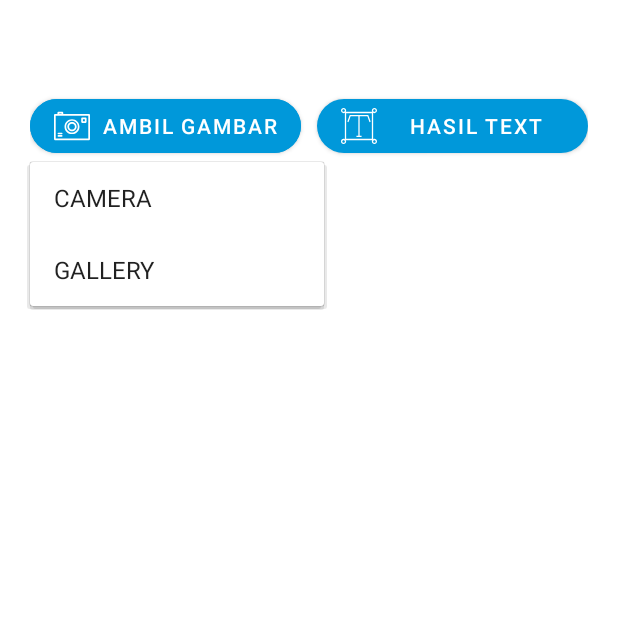
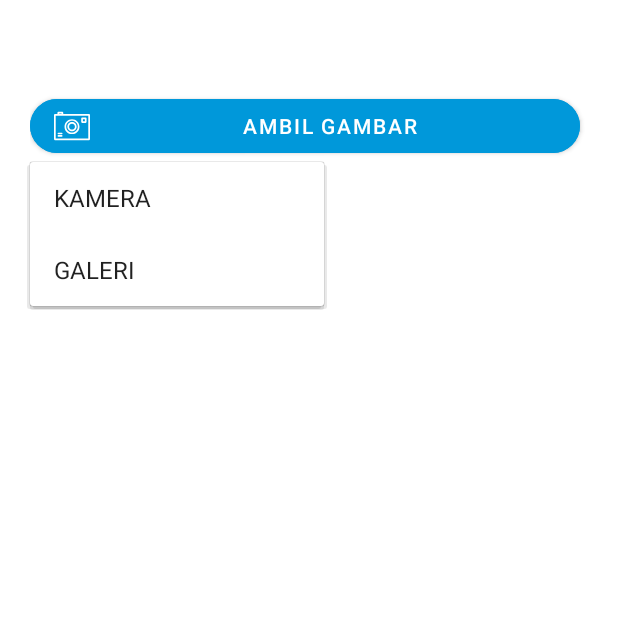
Before and after one commit to faiz5437/textRecognizer, an Android app: the MainActivity screen opened directly, with no data from a screen before it, after a tap on "AMBIL GAMBAR", on a phone screen of 412 x 824 dp, the top half of it. Run offline under Robolectric (Android 15) with nearby library versions, the phone set to English and light mode, and no system bars; libraries missing offline, so code that uses them is left out: com.google.mlkit.vision; Roboto replaces fonts that are not available here; 1 statement that could not run was skipped.

Commit message:
add function visibility btn text recognized

```diff
--- a/app/src/main/java/com/ars/textrecognizer/MainActivity.java
+++ b/app/src/main/java/com/ars/textrecognizer/MainActivity.java
@@ -94,18 +94,19 @@ public class MainActivity extends AppCompatActivity {
             @Override
             public void onClick(View view) {
                 showInputImageDialog();
+
                 lyEt.setVisibility(View.INVISIBLE);
             }
-
-
         });
 
         reconizeTextBtn.setOnClickListener(new View.OnClickListener() {
             @Override
             public void onClick(View view) {
                 if (imageUri == null){
-                    Toast.makeText(MainActivity.this, "Silahkan Pilih Gambar Terlebih Dahulu", Toast.LENGTH_SHORT).show();
+                    Toast.makeText(MainActivity.this, "Silahkan Pilih Gambar Terlebih Dahulu",
+                            Toast.LENGTH_SHORT).show();
                 }else {
+
                     recognizeTextFromImage();
                     lyEt.setVisibility(View.VISIBLE);
                 }
@@ -128,7 +129,6 @@ public class MainActivity extends AppCompatActivity {
                         @Override
                         public void onSuccess(Text text) {
                             progressDialog.dismiss();
-
                             String recognizedText = text.getText();
                             Log.d(TAG, "onSuccess: recognizedText: "+recognizedText);
                             recognizedTextEdit.setText(recognizedText);
@@ -138,7 +138,8 @@ public class MainActivity extends AppCompatActivity {
                         @Override
                         public void onFailure(@NonNull Exception e) {
                             Log.e(TAG, "onFailure: ", e);
-                            Toast.makeText(MainActivity.this, "Failed Recognizeing Text Due To "+e.getMessage(), Toast.LENGTH_SHORT).show();
+                            Toast.makeText(MainActivity.this, "Failed Recognizeing Text Due To "+e.getMessage(),
+                                    Toast.LENGTH_SHORT).show();
                         }
                     });
 
@@ -146,15 +147,16 @@ public class MainActivity extends AppCompatActivity {
         } catch (IOException e) {
             progressDialog.dismiss();
             Log.e(TAG, "recognizeTextFromImage: ", e);
-            Toast.makeText(this, "Failed Preparing Image Due To "+e.getMessage(), Toast.LENGTH_SHORT).show();
+            Toast.makeText(this, "Failed Preparing Image Due To "+e.getMessage(),
+                    Toast.LENGTH_SHORT).show();
         }
     }
 
     private void showInputImageDialog() {
         PopupMenu popupMenu = new PopupMenu(this, inputImageBtn);
 
-        popupMenu.getMenu().add(Menu.NONE, 1, 1,"CAMERA");
-        popupMenu.getMenu().add(Menu.NONE, 2, 2,"GALLERY");
+        popupMenu.getMenu().add(Menu.NONE, 1, 1,"KAMERA");
+        popupMenu.getMenu().add(Menu.NONE, 2, 2,"GALERI");
 
         popupMenu.show();
 
@@ -212,6 +214,8 @@ public class MainActivity extends AppCompatActivity {
                         // set ke imageviw
                         ly.setVisibility(View.VISIBLE);
                         imageView.setImageURI(imageUri);
+                        reconizeTextBtn.setVisibility(View.VISIBLE);
+
                     }else{
                         Log.d(TAG, "galeryOnActivityResult: cancelled");
                         Toast.makeText(MainActivity.this, "Gagal Mengambil Gambar", Toast.LENGTH_SHORT).show();
@@ -247,6 +251,8 @@ public class MainActivity extends AppCompatActivity {
                         Log.d(TAG, "onActivityResult: imageUri: " + imageUri);
                         ly.setVisibility(View.VISIBLE);
                         imageView.setImageURI(imageUri);
+                        reconizeTextBtn.setVisibility(View.VISIBLE);
+
 
                     }else{
                         Log.d(TAG, "cameraOnActivityResult: cancelled");
--- a/app/src/main/java/com/ars/textrecognizer/StartingPage.java
+++ b/app/src/main/java/com/ars/textrecognizer/StartingPage.java
@@ -2,6 +2,7 @@ package com.ars.textrecognizer;
 
 import androidx.appcompat.app.AppCompatActivity;
 
+import android.annotation.SuppressLint;
 import android.content.Intent;
 import android.media.Image;
 import android.os.Build;
@@ -11,21 +12,32 @@ import android.view.Window;
 import android.view.WindowManager;
 import android.widget.ImageView;
 
+import com.google.android.material.imageview.ShapeableImageView;
+
 public class StartingPage extends AppCompatActivity {
+    private ShapeableImageView btnInfo;
 
     private ImageView imgbtn;
+    @SuppressLint("MissingInflatedId")
     @Override
     protected void onCreate(Bundle savedInstanceState) {
         super.onCreate(savedInstanceState);
         if (Build.VERSION.SDK_INT >= Build.VERSION_CODES.KITKAT) {
             Window w = getWindow();
-            w.setFlags(WindowManager.LayoutParams.FLAG_LAYOUT_NO_LIMITS, WindowManager.LayoutParams.FLAG_ALLOW_LOCK_WHILE_SCREEN_ON);
+            w.setFlags(WindowManager.LayoutParams.FLAG_LAYOUT_NO_LIMITS,
+                       WindowManager.LayoutParams.FLAG_ALLOW_LOCK_WHILE_SCREEN_ON);
         }
         setContentView(R.layout.activity_starting_page);
 
-
+        btnInfo = findViewById(R.id.btn_info);
         imgbtn = findViewById(R.id.image_btn);
 
+        btnInfo.setOnClickListener(new View.OnClickListener() {
+            @Override
+            public void onClick(View view) {
+
+            }
+        });
         imgbtn.setOnClickListener(new View.OnClickListener() {
             @Override
             public void onClick(View view) {
@@ -34,5 +46,6 @@ public class StartingPage extends AppCompatActivity {
             }
         });
 
+
     }
 }
--- /dev/null
+++ b/app/src/main/res/drawable/ic_baseline_content_copy_24.xml
@@ -0,0 +1,5 @@
+<vector android:height="24dp" android:tint="#0098DA"
+    android:viewportHeight="24" android:viewportWidth="24"
+    android:width="24dp" xmlns:android="http://schemas.android.com/apk/res/android">
+    <path android:fillColor="@android:color/white" android:pathData="M16,1L4,1c-1.1,0 -2,0.9 -2,2v14h2L4,3h12L16,1zM19,5L8,5c-1.1,0 -2,0.9 -2,2v14c0,1.1 0.9,2 2,2h11c1.1,0 2,-0.9 2,-2L21,7c0,-1.1 -0.9,-2 -2,-2zM19,21L8,21L8,7h11v14z"/>
+</vector>
--- a/app/src/main/res/layout/activity_main.xml
+++ b/app/src/main/res/layout/activity_main.xml
@@ -28,6 +28,7 @@
         android:layout_height="match_parent"/>
 
         <com.google.android.material.button.MaterialButton
+            android:visibility="gone"
             android:id="@+id/recognizedTextBtn"
             android:layout_width="match_parent"
             android:layout_height="match_parent"
@@ -62,12 +63,28 @@
             android:layout_width="match_parent"
             android:layout_height="wrap_content"
             android:orientation="vertical">
-        <TextView
-            style="@style/TextAppearance.MaterialComponents.Headline6"
+        <LinearLayout
             android:layout_width="match_parent"
             android:layout_height="wrap_content"
-            android:text="Hasil Recogninze :"
-            android:layout_marginTop="20dp"/>
+            android:layout_marginTop="10dp"
+            android:orientation="horizontal">
+            <TextView
+                style="@style/TextAppearance.MaterialComponents.Headline6"
+                android:layout_width="wrap_content"
+                android:layout_height="wrap_content"
+                android:text="Hasil Recognize :"/>
+            <com.google.android.material.button.MaterialButton
+                android:id="@+id/btn_copy"
+                android:layout_width="wrap_content"
+                android:layout_height="wrap_content"
+                android:textColor="@color/biru"
+                app:cornerRadius="20dp"
+                android:backgroundTint="#FFFFFF"
+                app:icon="@drawable/ic_baseline_content_copy_24"
+                app:iconTint="@color/biru"
+                android:text="Copy Text"
+                android:layout_marginLeft="30dp"/>
+        </LinearLayout>
         <EditText
             android:id="@+id/recognizedTextEt"
             android:layout_width="match_parent"
--- a/app/src/main/res/layout/activity_starting_page.xml
+++ b/app/src/main/res/layout/activity_starting_page.xml
@@ -46,6 +46,7 @@
             android:text="Gambar Sekarang"
             android:textSize="30dp" />
         <com.google.android.material.imageview.ShapeableImageView
+            android:id="@+id/btn_info"
             android:layout_width="25dp"
             android:layout_height="25dp"
             android:src="@drawable/ic_ingfo"
```
